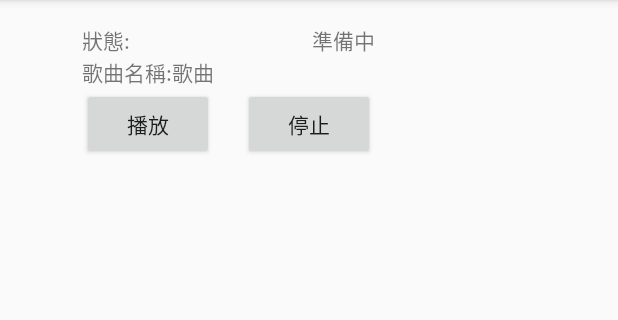
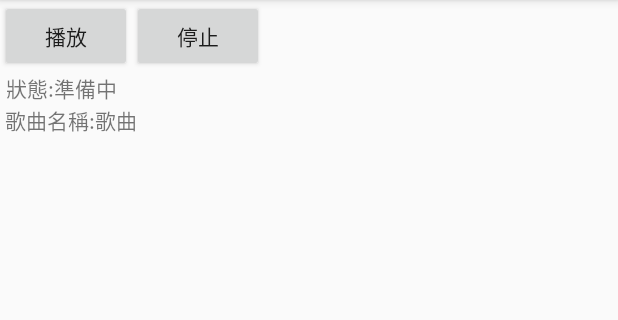
Before and after one commit to tonynowater87/smallplayer, an Android app: the screen it shows after launch (MainActivity), on a phone screen of 412 x 824 dp, the part 84-404 px from its top. Run offline under Robolectric (Android 15) with nearby library versions, the phone set to English and light mode, and no system bars.

Commit message:
測試ConstraintLayout

```diff
--- a/smallplayer/app/src/main/java/com/tonynowater/smallplayer/activity/MainActivity.java
+++ b/smallplayer/app/src/main/java/com/tonynowater/smallplayer/activity/MainActivity.java
@@ -55,8 +55,8 @@ public class MainActivity extends AppCompatActivity
         super.onCreate(savedInstanceState);
         setContentView(R.layout.activity_main);
 
-        tvSongName = (TextView) findViewById(R.id.textViewSongName);
-        tvSongStatus = (TextView) findViewById(R.id.textViewStatus);
+        tvSongName = (TextView) findViewById(R.id.textViewSongNameValue);
+        tvSongStatus = (TextView) findViewById(R.id.textViewStatusValue);
         Button buttonPlay = (Button) findViewById(R.id.buttonPlay);
         Button buttonStop = (Button) findViewById(R.id.buttonStop);
 
--- a/smallplayer/app/src/main/res/layout/activity_main.xml
+++ b/smallplayer/app/src/main/res/layout/activity_main.xml
@@ -1,14 +1,11 @@
 <?xml version="1.0" encoding="utf-8"?>
-<RelativeLayout
+<android.support.constraint.ConstraintLayout
     xmlns:android="http://schemas.android.com/apk/res/android"
     xmlns:tools="http://schemas.android.com/tools"
+    xmlns:app="http://schemas.android.com/apk/res-auto"
     android:id="@+id/activity_main"
     android:layout_width="match_parent"
-    android:layout_height="match_parent"
-    android:paddingBottom="@dimen/activity_vertical_margin"
-    android:paddingLeft="@dimen/activity_horizontal_margin"
-    android:paddingRight="@dimen/activity_horizontal_margin"
-    android:paddingTop="@dimen/activity_vertical_margin"
+    android:layout_height="wrap_content"
     tools:context="com.tonynowater.smallplayer.activity.MainActivity">
 
     <Button
@@ -16,56 +13,53 @@
         android:layout_width="wrap_content"
         android:layout_height="wrap_content"
         android:id="@+id/buttonPlay"
-        android:layout_below="@+id/textView"
-        android:layout_toLeftOf="@+id/buttonStop"
-        android:layout_toStartOf="@+id/buttonStop"
-        android:layout_marginRight="19dp"
-        android:layout_marginEnd="19dp"/>
+        app:layout_constraintLeft_toLeftOf="parent"
+        app:layout_constraintRight_toRightOf="parent"
+        app:layout_constraintHorizontal_bias="0.0"
+        tools:layout_editor_absoluteY="0dp"/>
 
     <Button
         android:text="停止"
         android:layout_width="wrap_content"
         android:layout_height="wrap_content"
         android:id="@+id/buttonStop"
-        android:layout_alignBaseline="@+id/buttonPlay"
-        android:layout_alignBottom="@+id/buttonPlay"
-        android:layout_centerHorizontal="true"/>
+        app:layout_constraintLeft_toRightOf="@+id/buttonPlay"
+        tools:layout_editor_absoluteY="0dp"/>
+
+    <TextView
+        android:text="狀態:"
+        android:layout_width="wrap_content"
+        android:layout_height="wrap_content"
+        android:id="@+id/textViewStatusTitle"
+        app:layout_constraintLeft_toLeftOf="parent"
+        app:layout_constraintRight_toRightOf="parent"
+        app:layout_constraintHorizontal_bias="0.01"
+        app:layout_constraintTop_toBottomOf="@+id/buttonPlay"/>
 
     <TextView
         android:text="準備中"
         android:layout_width="wrap_content"
         android:layout_height="wrap_content"
-        android:id="@+id/textViewStatus"
-        android:layout_alignParentTop="true"
-        android:layout_alignRight="@+id/buttonStop"
-        android:layout_alignEnd="@+id/buttonStop"/>
+        android:id="@+id/textViewStatusValue"
+        app:layout_constraintTop_toBottomOf="@+id/buttonStop"
+        app:layout_constraintLeft_toRightOf="@+id/textViewStatusTitle"/>
 
     <TextView
         android:text="歌曲名稱:"
         android:layout_width="wrap_content"
         android:layout_height="wrap_content"
-        android:id="@+id/textView"
-        android:layout_below="@+id/textView2"
-        android:layout_alignLeft="@+id/buttonPlay"
-        android:layout_alignStart="@+id/buttonPlay"/>
-
-    <TextView
-        android:text="狀態:"
-        android:layout_width="wrap_content"
-        android:layout_height="wrap_content"
-        android:id="@+id/textView2"
-        android:layout_alignParentTop="true"
-        android:layout_alignLeft="@+id/textView"
-        android:layout_alignStart="@+id/textView"/>
+        android:id="@+id/textViewSongNameTitle"
+        app:layout_constraintLeft_toLeftOf="parent"
+        app:layout_constraintRight_toRightOf="parent"
+        app:layout_constraintHorizontal_bias="0.01"
+        app:layout_constraintTop_toBottomOf="@+id/textViewStatusTitle"/>
 
     <TextView
         android:text="歌曲"
         android:layout_width="wrap_content"
         android:layout_height="wrap_content"
-        android:id="@+id/textViewSongName"
-        android:layout_toRightOf="@+id/textView"
-        android:layout_above="@+id/buttonPlay"
-        />
+        android:id="@+id/textViewSongNameValue"
+        app:layout_constraintTop_toBottomOf="@+id/textViewStatusValue"
+        app:layout_constraintLeft_toRightOf="@+id/textViewSongNameTitle"/>
 
-
-</RelativeLayout>
+</android.support.constraint.ConstraintLayout>
```
Also changed, not shown: smallplayer/app/build.gradle (added, +31 -0 lines), smallplayer/build.gradle (added, +23 -0 lines), 1 other file.
